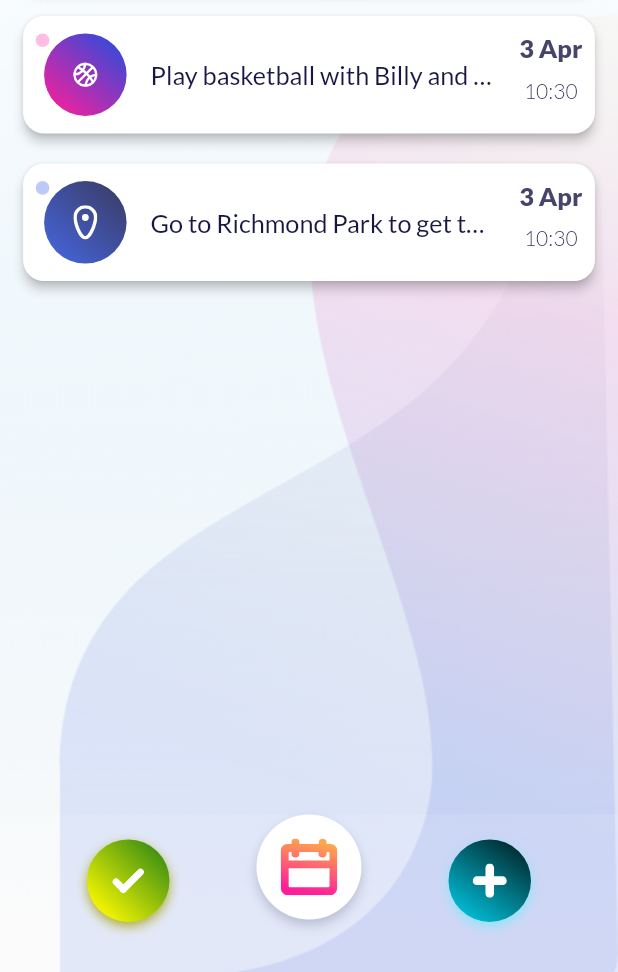
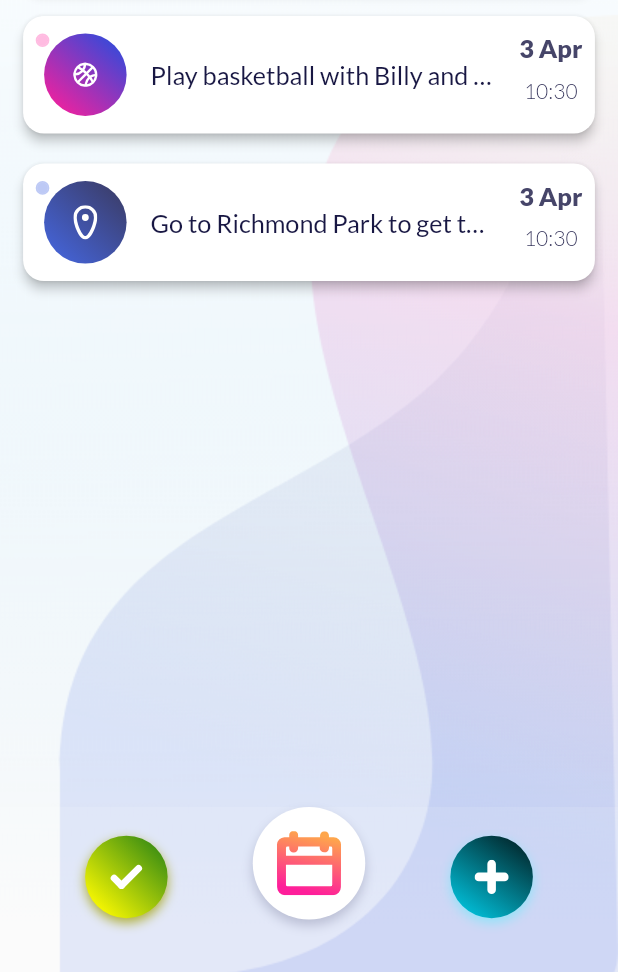
Before and after one commit to SixtusMiracle/my_day, a Flutter app: the screen it shows after launch, on a phone screen of 412 x 824 dp, the part 264-1236 px from its top. Run offline on Flutter 3.47's test engine with Material 2 defaults, Android fonts, the phone set to English and light mode, and no system bars; our stand-ins replace flutter_svg.

Commit message:
added calendar mode
thus completing the ui phase

```diff
--- a/lib/screens/home/components/body.dart
+++ b/lib/screens/home/components/body.dart
@@ -2,8 +2,8 @@ import 'package:flutter/material.dart';
 import 'package:my_day/models/task.dart';
 import 'package:my_day/shared/constants.dart';
 
+import '../../../shared/task_detail/details_modal_dialog.dart';
 import '../../../shared/util/background.dart';
-import 'task_detail/details_modal_dialog.dart';
 import 'task_card.dart';
 
 class Body extends StatelessWidget {
--- a/lib/shared/constants.dart
+++ b/lib/shared/constants.dart
@@ -20,6 +20,16 @@ Map<String, MiIcon> miIcons = {
   ),
   "calendar": MiIcon(
     iconPath: "assets/icons/calendar.svg",
+    colorCode: 0xffffffff,
+    gradientStartColor: 0xffffffff,
+    gradientStopColor: 0xffffffff,
+    beginStart: -0.8,
+    beginStop: 0.81,
+    endStart: 1.2,
+    endStop: -1.23,
+  ),
+  "mi_bottom_menu": MiIcon(
+    iconPath: "assets/icons/mi_bottom_menu.svg",
     colorCode: 0xffffffff,
     gradientStartColor: 0xffffffff,
     gradientStopColor: 0xffffffff,
--- a/lib/shared/util/mi_bottom_app_bar.dart
+++ b/lib/shared/util/mi_bottom_app_bar.dart
@@ -1,4 +1,6 @@
 import 'package:flutter/material.dart';
+import 'package:my_day/screens/calendar_mode/calendar_mode.dart';
+import 'package:my_day/screens/home/home.dart';
 import 'package:my_day/screens/mark_done/mark_done.dart';
 import 'package:my_day/shared/animations/mi_fade_page_route.dart';
 
@@ -10,9 +12,10 @@ class MiBottomAppBar extends StatelessWidget {
   const MiBottomAppBar({
     Key? key,
     this.markDoneScreen = false,
+    this.isCalendarMode = false,
   }) : super(key: key);
 
-  final bool markDoneScreen;
+  final bool markDoneScreen, isCalendarMode;
 
   @override
   Widget build(BuildContext context) {
@@ -74,10 +77,11 @@ class MiBottomAppBar extends StatelessWidget {
                   ),
                   Padding(
                     padding: const EdgeInsets.only(bottom: miDefaultSize * 1.3),
-                    child: CircularGradientIcon(
-                      icon: miIcons["calendar"],
-                      height: 70,
-                      width: 70,
+                    child: isCalendarMode
+                        ? CircularGradientIcon(
+                            icon: miIcons["mi_bottom_menu"],
+                            height: 75,
+                            width: 75,
                             boxShadow: [
                               BoxShadow(
                                 color: const Color(0x33181743),
@@ -86,7 +90,27 @@ class MiBottomAppBar extends StatelessWidget {
                               ),
                             ],
                             color: null,
-                      press: () {},
+                            press: () => Navigator.pushReplacement(
+                              context,
+                              MiFadePageRoute(page: Home()),
+                            ),
+                          )
+                        : CircularGradientIcon(
+                            icon: miIcons["calendar"],
+                            height: 75,
+                            width: 75,
+                            boxShadow: [
+                              BoxShadow(
+                                color: const Color(0x33181743),
+                                offset: Offset(0, 4),
+                                blurRadius: 6,
+                              ),
+                            ],
+                            color: null,
+                            press: () => Navigator.pushReplacement(
+                              context,
+                              MiFadePageRoute(page: CalendarMode()),
+                            ),
                           ),
                   ),
                   CircularGradientIcon(
```
Also changed, not shown: lib/screens/calendar_mode/calendar_mode.dart (added, +24 -0 lines), lib/screens/calendar_mode/components/body.dart (added, +86 -0 lines), lib/screens/calendar_mode/components/day_box.dart (added, +43 -0 lines), lib/screens/calendar_mode/components/days_row.dart (added, +50 -0 lines), lib/screens/calendar_mode/components/task_row.dart (added, +75 -0 lines), assets/icons/mi_bottom_menu.svg (added), lib/shared/task_detail/components/detail_title_card.dart (renamed from lib/screens/home/components/task_detail/components/detail_title_card.dart), lib/shared/task_detail/components/mi_content_box.dart (renamed from lib/screens/home/components/task_detail/components/mi_content_box.dart), lib/shared/task_detail/components/schedule.dart (renamed from lib/screens/home/components/task_detail/components/schedule.dart), lib/shared/task_detail/details_modal_dialog.dart (renamed from lib/screens/home/components/task_detail/details_modal_dialog.dart). Lines whose indentation alone changed are shown as unchanged.
